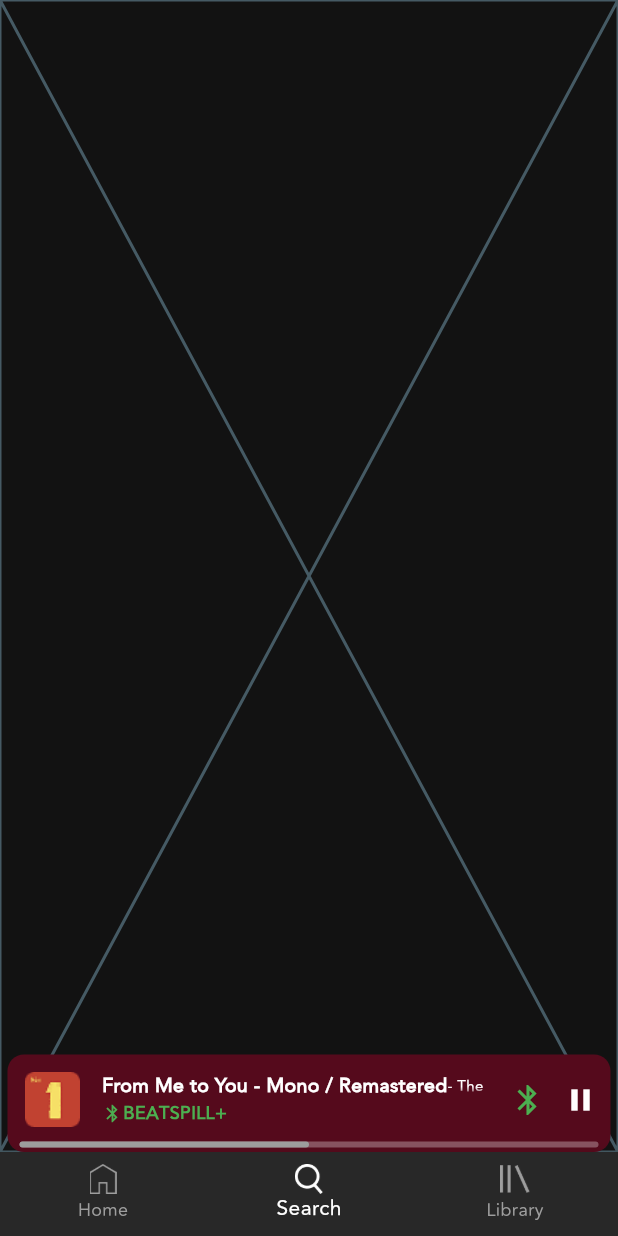
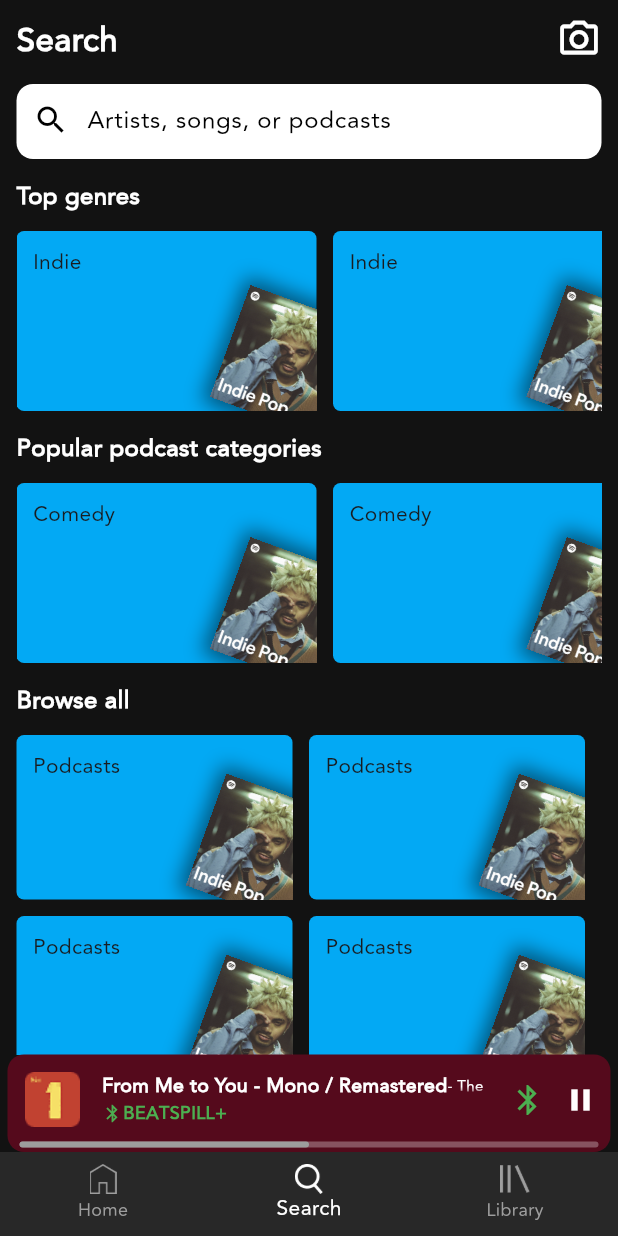
Before and after one commit to ahmed04raxa/spotify, a Flutter app: the screen it shows after launch, item 2 of the bottom bar chosen, on a phone screen of 412 x 824 dp. Run offline on Flutter 3.47's test engine with Material 3 defaults, Android fonts, the phone set to English and light mode, and no system bars; our stand-ins replace flutter_svg, palette_generator.

Commit message:
Seacrh Screen

```diff
--- /dev/null
+++ b/lib/ui/custom_widgets/album_row_widget.dart
@@ -0,0 +1,53 @@
+import 'dart:math';
+
+import 'package:flutter/material.dart';
+
+class AlbumRowWidget extends StatelessWidget {
+  String thumbnailPath;
+  String albumName;
+
+  AlbumRowWidget({
+    super.key,
+    required this.thumbnailPath,
+    required this.albumName,
+  });
+
+  @override
+  Widget build(BuildContext context) {
+    return Container(
+      margin: EdgeInsets.only(right: 11),
+      width: 200,
+      height: 100,
+      decoration: BoxDecoration(
+        borderRadius: BorderRadius.circular(5),
+        color: Colors.primaries[Random().nextInt(Colors.primaries.length - 1)],
+      ),
+      child: Stack(
+        children: [
+          Positioned(
+            right: -20,
+            bottom: -7,
+            child: Transform.rotate(
+              angle: 20 * pi / 180,
+              child: Container(
+                width: 80,
+                height: 80,
+                decoration: BoxDecoration(
+                  boxShadow: [
+                    BoxShadow(
+                      color: Colors.black.withOpacity(0.5),
+                      spreadRadius: 4,
+                      blurRadius: 11,
+                    ),
+                  ],
+                  image: DecorationImage(image: AssetImage(thumbnailPath)),
+                ),
+              ),
+            ),
+          ),
+          Positioned(top: 11, left: 11, child: Text(albumName)),
+        ],
+      ),
+    );
+  }
+}
--- a/lib/ui/dashboard/dashboard_screen.dart
+++ b/lib/ui/dashboard/dashboard_screen.dart
@@ -24,7 +24,10 @@
     return Scaffold(
       body: Stack(
         children: [
-          mBottomNavPages[selectedIndex],
+          Padding(
+            padding: EdgeInsets.only(bottom: 65),
+            child: mBottomNavPages[selectedIndex],
+          ),
           Align(
             alignment: Alignment.bottomCenter,
             child: MyCompactMusicPlayerWidget(
--- a/lib/ui/dashboard/navigations/search_bottom_nav.dart
+++ b/lib/ui/dashboard/navigations/search_bottom_nav.dart
@@ -1,4 +1,7 @@
 import 'package:flutter/material.dart';
+import 'package:spotifyuiclone/domain/app_colors.dart';
+import 'package:spotifyuiclone/domain/ui_helper.dart';
+import 'package:spotifyuiclone/ui/custom_widgets/album_row_widget.dart';
 
 class SearchBottomNav extends StatefulWidget {
   const SearchBottomNav({super.key});
@@ -10,6 +13,179 @@
 class _SearchBottomNavState extends State<SearchBottomNav> {
   @override
   Widget build(BuildContext context) {
-    return const Placeholder();
+    return SafeArea(
+      child: Scaffold(
+        backgroundColor: AppColors.blackColor,
+        body: SingleChildScrollView(
+          child: Column(
+            children: [
+              mSpacer(),
+              titleUi(),
+              mSpacer(mHeight: 14),
+              searchBarUi(),
+              mSpacer(mHeight: 14),
+              topGenres(),
+              mSpacer(mHeight: 14),
+              popularPodcasts(),
+              mSpacer(mHeight: 14),
+              browseAll(),
+            ],
+          ),
+        ),
+      ),
+    );
+  }
+
+  Widget titleUi() {
+    return Padding(
+      padding: EdgeInsets.symmetric(horizontal: 11),
+      child: Row(
+        children: [
+          Text(
+            "Search",
+            style: TextStyle(
+              color: Colors.white,
+              fontSize: 22,
+              fontWeight: FontWeight.bold,
+            ),
+          ),
+          Spacer(),
+          Icon(Icons.camera_alt_outlined, color: Colors.white, size: 30),
+        ],
+      ),
+    );
+  }
+
+  Widget searchBarUi() {
+    return Padding(
+      padding: EdgeInsets.symmetric(horizontal: 11),
+      child: Container(
+        padding: EdgeInsets.symmetric(horizontal: 11),
+        height: 50,
+        decoration: BoxDecoration(
+          color: Colors.white,
+          borderRadius: BorderRadius.circular(11),
+        ),
+        child: TextField(
+          cursorColor: AppColors.primaryColor,
+          autofocus: false,
+          decoration: InputDecoration(
+            hintText: "Artists, songs, or podcasts",
+            hintStyle: TextStyle(color: Colors.black),
+            border: InputBorder.none,
+            prefixIcon: Padding(
+              padding: EdgeInsets.only(right: 8),
+              child: Icon(Icons.search, color: Colors.black),
+            ),
+            prefixIconConstraints: BoxConstraints(minWidth: 0, minHeight: 0),
+            focusedBorder: InputBorder.none,
+            enabledBorder: InputBorder.none,
+          ),
+        ),
+      ),
+    );
+  }
+
+  Widget topGenres() {
+    return Padding(
+      padding: EdgeInsets.symmetric(horizontal: 11),
+      child: Column(
+        crossAxisAlignment: CrossAxisAlignment.start,
+        children: [
+          Text(
+            "Top genres",
+            style: TextStyle(
+              color: Colors.white,
+              fontSize: 16,
+              fontWeight: FontWeight.bold,
+            ),
+          ),
+          mSpacer(),
+          SizedBox(
+            height: 120,
+            child: ListView.builder(
+              scrollDirection: Axis.horizontal,
+              itemBuilder: (_, index) {
+                return AlbumRowWidget(
+                  thumbnailPath:
+                      "assets/images/Screen Shot 2021-12-08 at 14.33 1.png",
+                  albumName: "Indie",
+                );
+              },
+            ),
+          ),
+        ],
+      ),
+    );
+  }
+
+  Widget popularPodcasts() {
+    return Padding(
+      padding: EdgeInsets.symmetric(horizontal: 11),
+      child: Column(
+        crossAxisAlignment: CrossAxisAlignment.start,
+        children: [
+          Text(
+            "Popular podcast categories",
+            style: TextStyle(
+              color: Colors.white,
+              fontSize: 16,
+              fontWeight: FontWeight.bold,
+            ),
+          ),
+          mSpacer(),
+          SizedBox(
+            height: 120,
+            child: ListView.builder(
+              scrollDirection: Axis.horizontal,
+              itemBuilder: (_, index) {
+                return AlbumRowWidget(
+                  thumbnailPath:
+                      "assets/images/Screen Shot 2021-12-08 at 14.33 1.png",
+                  albumName: "Comedy",
+                );
+              },
+            ),
+          ),
+        ],
+      ),
+    );
+  }
+
+  Widget browseAll() {
+    return Padding(
+      padding: EdgeInsets.symmetric(horizontal: 11),
+      child: Column(
+        crossAxisAlignment: CrossAxisAlignment.start,
+        children: [
+          Text(
+            "Browse all",
+            style: TextStyle(
+              color: Colors.white,
+              fontSize: 16,
+              fontWeight: FontWeight.bold,
+            ),
+          ),
+          mSpacer(),
+          GridView.builder(
+            itemCount: 10,
+            shrinkWrap: true,
+            physics: NeverScrollableScrollPhysics(),
+            gridDelegate: SliverGridDelegateWithFixedCrossAxisCount(
+              crossAxisCount: 2,
+              childAspectRatio: 16 / 9,
+              mainAxisSpacing: 11,
+            ),
+            itemBuilder: (_, index) {
+              return AlbumRowWidget(
+                thumbnailPath:
+                    "assets/images/Screen Shot 2021-12-08 at 14.33 1.png",
+                albumName: "Podcasts",
+              );
+            },
+          ),
+        ],
+      ),
+    );
   }
 }
```
Also changed, not shown: assets/images/cuarteto_ibai.png (added).
